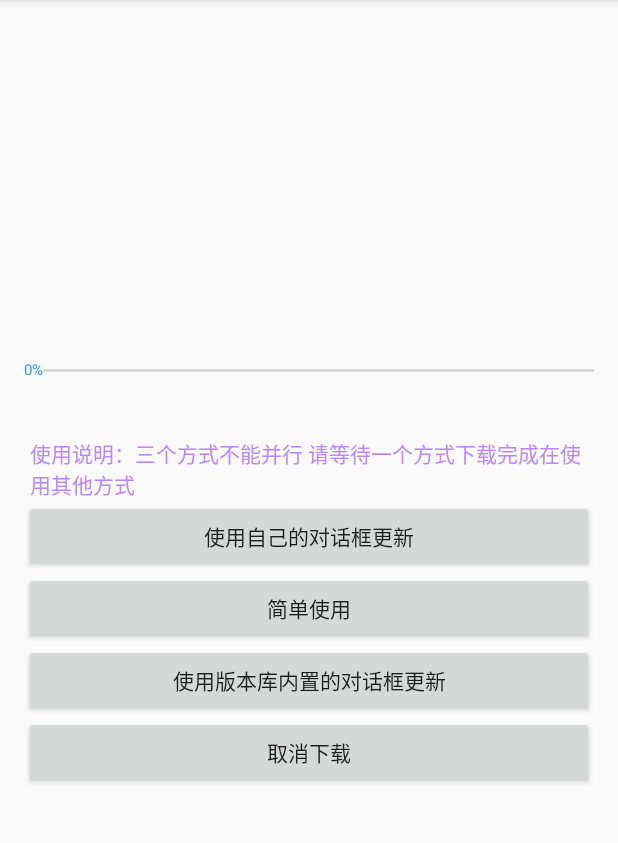
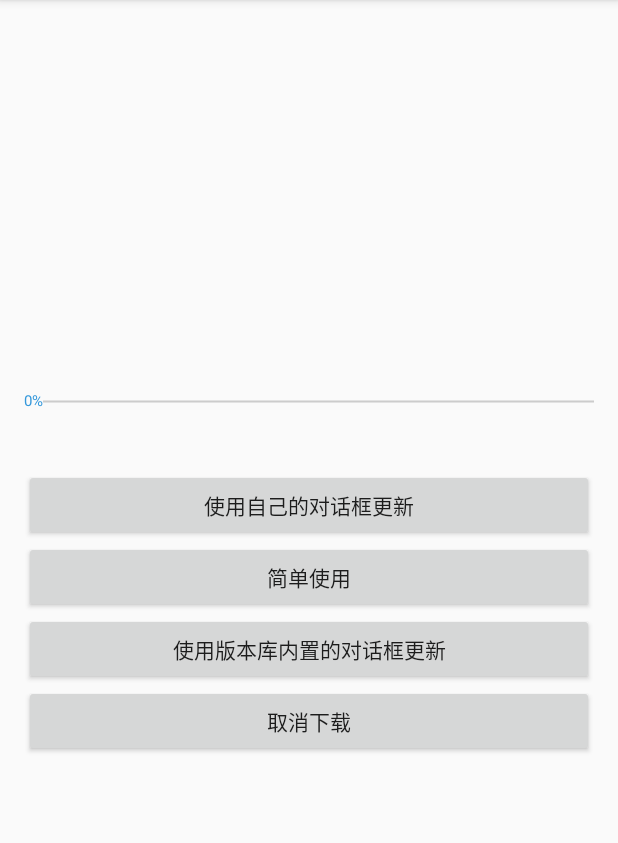
Before and after one commit to azhon/AppUpdate, an Android app: the screen it shows after launch (MainActivity), on a phone screen of 412 x 824 dp, the part 84-927 px from its top. Run offline under Robolectric (Android 15) with nearby library versions, the phone set to English and light mode, and no system bars.

Commit message:
删除提示

```diff
--- a/app/src/main/res/layout/activity_main.xml
+++ b/app/src/main/res/layout/activity_main.xml
@@ -16,20 +16,13 @@
         azhon:progress_reached_color="#3498DB"
         azhon:progress_text_color="#3498DB" />
 
-    <TextView
-        android:layout_width="wrap_content"
-        android:layout_height="wrap_content"
-        android:layout_marginHorizontal="20dp"
-        android:layout_marginTop="40dp"
-        android:text="@string/layout_msg"
-        android:textColor="@color/purple_200" />
-
     <Button
         android:id="@+id/btn_1"
         android:layout_width="match_parent"
         android:layout_height="wrap_content"
         android:layout_gravity="center"
         android:layout_marginHorizontal="16dp"
+        android:layout_marginTop="40dp"
         android:text="@string/layout_custom_dialog"
         android:textAllCaps="false" />
 
--- a/app/src/main/res/values/strings.xml
+++ b/app/src/main/res/values/strings.xml
@@ -4,7 +4,6 @@
     <string name="dialog_title">发现新版本</string>
     <string name="dialog_msg">1.支持Android4.1及以上版本\n2.支持自定义下载过程\n3.支持通知栏进度条展示\n4.支持文字国际化\n5.使用Kotlin协程重构</string>
     <string name="dialog_confirm">升级</string>
-    <string name="layout_msg">使用说明：三个方式不能并行 请等待一个方式下载完成在使用其他方式</string>
     <string name="layout_custom_dialog">使用自己的对话框更新</string>
     <string name="layout_simple_use">简单使用</string>
     <string name="layout_library_dialog">使用版本库内置的对话框更新</string>
```
Also changed, not shown: 2 other files.
